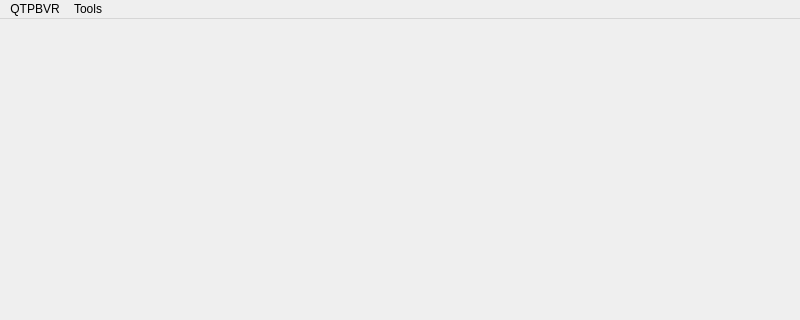
CCSEPBVR/CS-IS-PBVR, file App/pbvrgui.ui: the form before one commit; both pictures show x 0 to 800 and y 0 to 320 of the 800 by 600 pixel window.
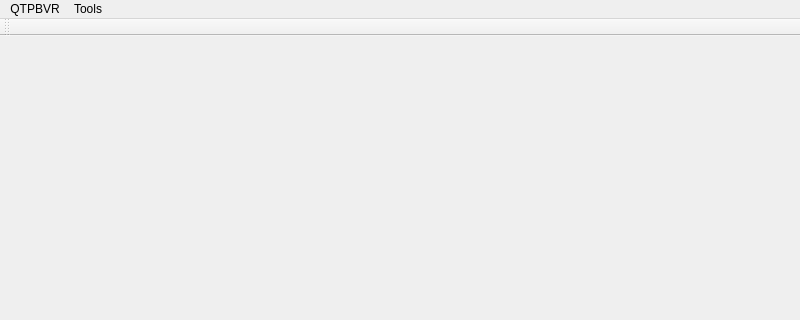
The form after the commit.

Commit message: TimeControlクラスを追加

Diff of the .ui file:
```diff
--- a/App/pbvrgui.ui
+++ b/App/pbvrgui.ui
@@ -48,6 +48,17 @@
    <addaction name="menuQTPBVR"/>
    <addaction name="menuPanels"/>
   </widget>
+  <widget class="QToolBar" name="timeControlTBar">
+   <property name="windowTitle">
+    <string>toolBar</string>
+   </property>
+   <attribute name="toolBarArea">
+    <enum>TopToolBarArea</enum>
+   </attribute>
+   <attribute name="toolBarBreak">
+    <bool>false</bool>
+   </attribute>
+  </widget>
   <action name="actionPreference">
    <property name="text">
     <string>Preference</string>
```
Left out of the diff: 2 changed lines with no effect on the pictures. The commit also changes 6 other files.
